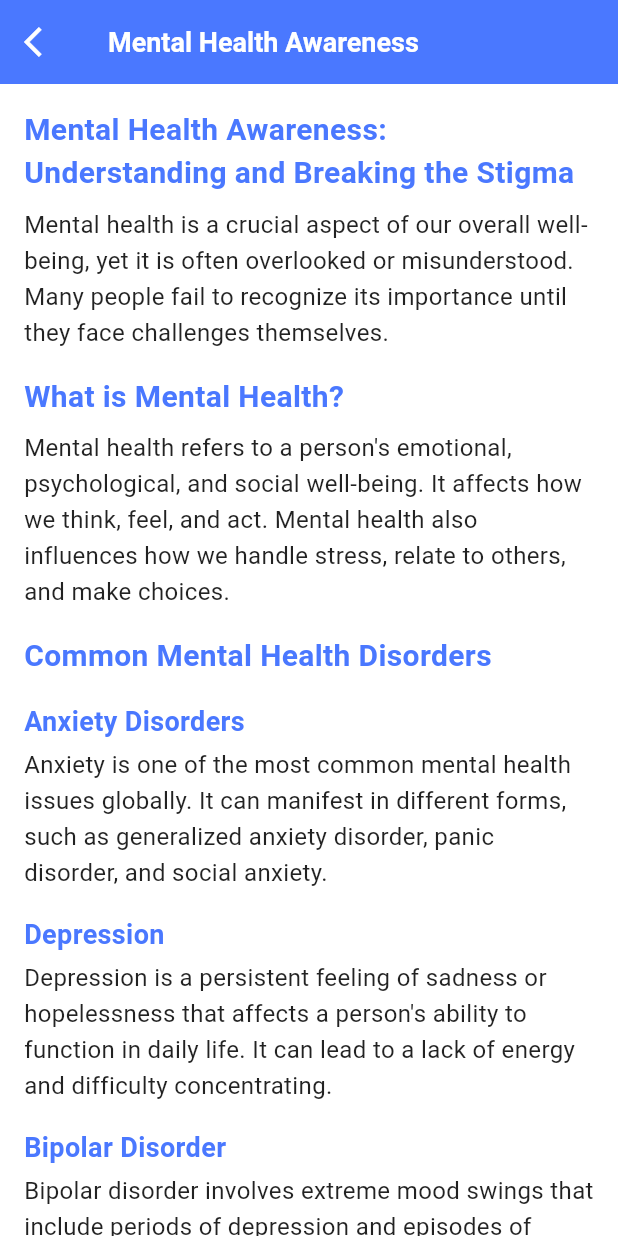
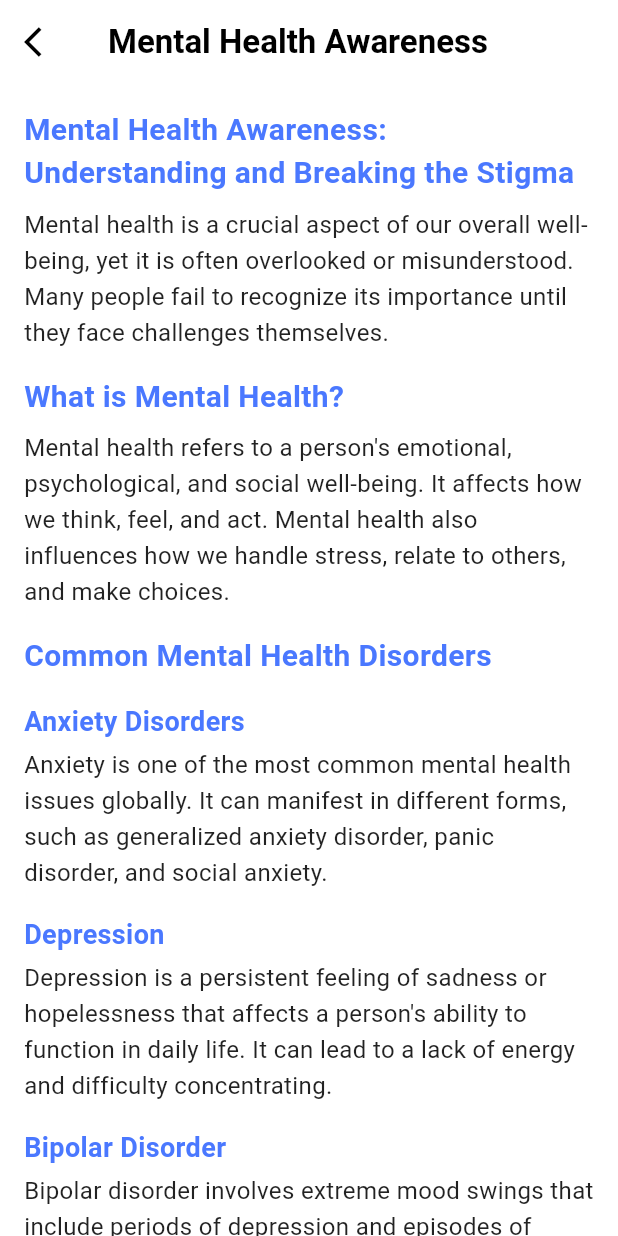
Before and after one commit to fouzzann/Cure-Connec-Main-App, a Flutter app: the MentalHealth screen opened directly, on a phone screen of 412 x 824 dp. Run offline on Flutter 3.47's test engine with Material 3 defaults, Android fonts, the phone set to English and light mode, and no system bars; our stand-ins replace cached_network_image, carousel_slider, cloud_firestore, dio, firebase_auth, firebase_core and 4 more; missing offline and left inert: flutter_stripe; accounts and stored records are empty; network calls fail.

Commit message:
added the white color in the healthCare article

```diff
--- a/lib/views/screens/health_care_articles/10_health_eating_habits.dart
+++ b/lib/views/screens/health_care_articles/10_health_eating_habits.dart
@@ -12,14 +12,14 @@ class HealthyEatingHabits extends StatelessWidget {
           '10 Healthy Eating Habits',
           style: Theme.of(context).textTheme.titleLarge?.copyWith(
             fontWeight: FontWeight.bold,
-            color: Colors.white,
+            color: Colors.black,
           ),
         ),
         leading: IconButton(
-          icon: const Icon(Icons.arrow_back_ios_new_rounded,color: Colors.white,),
+          icon: const Icon(Icons.arrow_back_ios_new_rounded,color: Colors.black,),
           onPressed: () => Get.back(),
         ),
-        backgroundColor: const Color(0xFF4A78FF), // Updated color
+        backgroundColor:Colors.white,
         elevation: 0,
       ),
       body: const SafeArea(
--- a/lib/views/screens/health_care_articles/fitness_tips_and_busy_people.dart
+++ b/lib/views/screens/health_care_articles/fitness_tips_and_busy_people.dart
@@ -14,14 +14,14 @@ class FitnessTipsPage extends StatelessWidget {
           'Fitness Tips for Busy People',
           style: Theme.of(context).textTheme.titleLarge?.copyWith(
             fontWeight: FontWeight.bold,
-            color: Colors.white,
+            color: Colors.black,
           ),
         ),
         leading: IconButton(
-          icon: const Icon(Icons.arrow_back_ios_new_rounded,color: Colors.white,),
+          icon: const Icon(Icons.arrow_back_ios_new_rounded,color: Colors.black,),
           onPressed: () => Get.back(),
         ),
-        backgroundColor: primaryColor,
+        backgroundColor:Colors.white,
         elevation: 0,
       ),
       body: SafeArea(
--- a/lib/views/screens/health_care_articles/mental_health.dart
+++ b/lib/views/screens/health_care_articles/mental_health.dart
@@ -9,18 +9,18 @@ class MentalHealth extends StatelessWidget {
     return Scaffold(
       backgroundColor: Colors.white,
       appBar: AppBar(
-        backgroundColor: Color(0xFF4A78FF),
+        backgroundColor:Colors.white,
         elevation: 0,
         leading: IconButton(
           onPressed: () => Get.back(),
-          icon: Icon(Icons.arrow_back_ios, color: Colors.white),
+          icon: Icon(Icons.arrow_back_ios, color: Colors.black),
         ),
         title: Text(
           'Mental Health Awareness',
           style: TextStyle(
-            color: Colors.white,
+            color: Colors.black,
             fontWeight: FontWeight.bold,
-            fontSize: 18,
+
           ),
         ),
       ),
--- a/lib/widgets/booked_appointment/message_cancel_button.dart
+++ b/lib/widgets/booked_appointment/message_cancel_button.dart
@@ -25,7 +25,8 @@ Widget buildCancelButton() {
 Widget buildMessageButton(String uid) {
   return ElevatedButton(
     onPressed: () {
-     Get.to(()=> ChatScreen(druid: uid,));
+     Get.to(()=> ChatScreen(druid: uid,),
+     transition: Transition.rightToLeftWithFade);
     },
     style: ElevatedButton.styleFrom(
       backgroundColor: Colors.blue,
```
Also changed, not shown: lib/views/screens/message pages/chat_screen.dart (+3 -9 lines), lib/widgets/home_content/category_grid.dart (+9 -11 lines).
